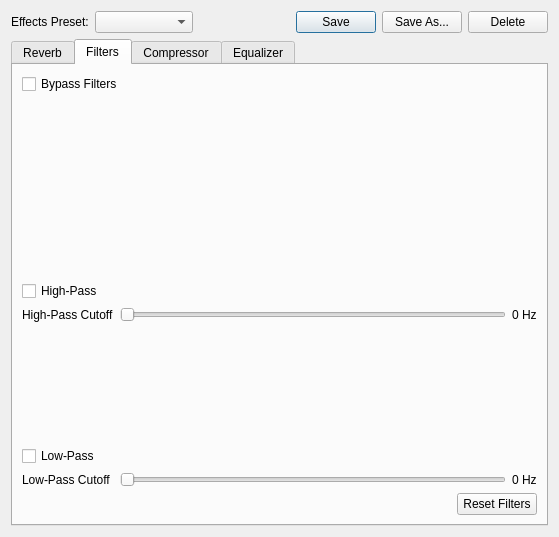
This is src/effectsdlgbase.ui in ignotus666/jamulus as Qt 5 draws it before an edit. The edited form follows.
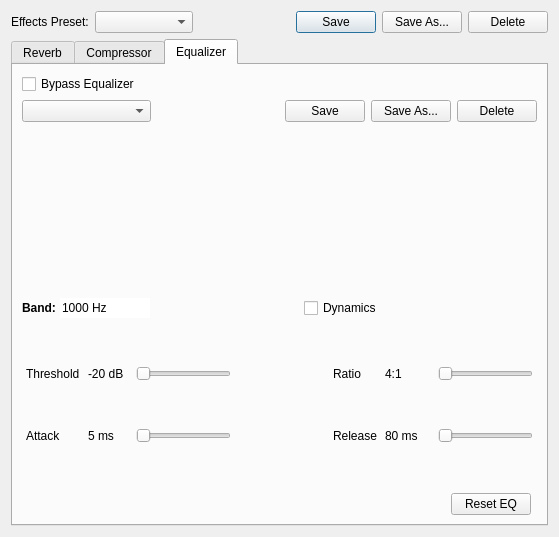
This is the edited form. The open tabs and pages were chosen to show the change. Custom widgets are drawn as their Qt base class.

Commit message: Remove high/low pass filters and deal with denormals

Diff of the .ui file:
```diff
--- a/src/effectsdlgbase.ui
+++ b/src/effectsdlgbase.ui
@@ -330,130 +330,6 @@
        </item>
       </layout>
      </widget>
-     <widget class="QWidget" name="pFilterTab">
-      <attribute name="title">
-       <string>Filters</string>
-      </attribute>
-      <layout class="QVBoxLayout" name="verticalLayoutFilter">
-       <item>
-        <widget class="QCheckBox" name="pChbFilterBypass">
-         <property name="text">
-          <string>Bypass Filters</string>
-         </property>
-        </widget>
-       </item>
-       <item>
-        <spacer name="verticalSpacer_2">
-         <property name="orientation">
-          <enum>Qt::Vertical</enum>
-         </property>
-         <property name="sizeHint" stdset="0">
-          <size>
-           <width>20</width>
-           <height>40</height>
-          </size>
-         </property>
-        </spacer>
-       </item>
-       <item>
-        <widget class="QCheckBox" name="pChbHighPass">
-         <property name="text">
-          <string>High-Pass</string>
-         </property>
-        </widget>
-       </item>
-       <item>
-        <layout class="QGridLayout" name="gridLayoutFilterRows">
-         <item row="1" column="0">
-          <spacer name="verticalSpacer">
-           <property name="orientation">
-            <enum>Qt::Vertical</enum>
-           </property>
-           <property name="sizeHint" stdset="0">
-            <size>
-             <width>20</width>
-             <height>40</height>
-            </size>
-           </property>
-          </spacer>
-         </item>
-         <item row="0" column="0">
-          <widget class="QLabel" name="pLblHighPass">
-           <property name="text">
-            <string>High-Pass Cutoff</string>
-           </property>
-          </widget>
-         </item>
-         <item row="0" column="2">
-          <widget class="QLabel" name="pLblHighPassValue">
-           <property name="text">
-            <string>0 Hz</string>
-           </property>
-          </widget>
-         </item>
-         <item row="0" column="1">
-          <widget class="CCustomSlider" name="pSldHighPassCutoff">
-           <property name="orientation">
-            <enum>Qt::Horizontal</enum>
-           </property>
-          </widget>
-         </item>
-         <item row="3" column="1">
-          <widget class="CCustomSlider" name="pSldLowPassCutoff">
-           <property name="orientation">
-            <enum>Qt::Horizontal</enum>
-           </property>
-          </widget>
-         </item>
-         <item row="3" column="2">
-          <widget class="QLabel" name="pLblLowPassValue">
-           <property name="text">
-            <string>0 Hz</string>
-           </property>
-          </widget>
-         </item>
-         <item row="3" column="0">
-          <widget class="QLabel" name="pLblLowPass">
-           <property name="text">
-            <string>Low-Pass Cutoff</string>
-           </property>
-          </widget>
-         </item>
-         <item row="2" column="0">
-          <widget class="QCheckBox" name="pChbLowPass">
-           <property name="text">
-            <string>Low-Pass</string>
-           </property>
-          </widget>
-         </item>
-        </layout>
-       </item>
-       <item>
-        <layout class="QHBoxLayout" name="horizontalLayoutFilterReset">
-         <item>
-          <spacer name="horizontalSpacerFilter">
-           <property name="orientation">
-            <enum>Qt::Horizontal</enum>
-           </property>
-           <property name="sizeHint" stdset="0">
-            <size>
-             <width>40</width>
-             <height>20</height>
-            </size>
-           </property>
-          </spacer>
-         </item>
-         <item>
-          <widget class="QPushButton" name="pButFilterReset">
-           <property name="text">
-            <string>Reset Filters</string>
-           </property>
-          </widget>
-         </item>
-        </layout>
-       </item>
-      </layout>
-     </widget>
      <widget class="QWidget" name="pCompressorTab">
       <attribute name="title">
        <string>Compressor</string>
```
The commit also changes 13 other files.
